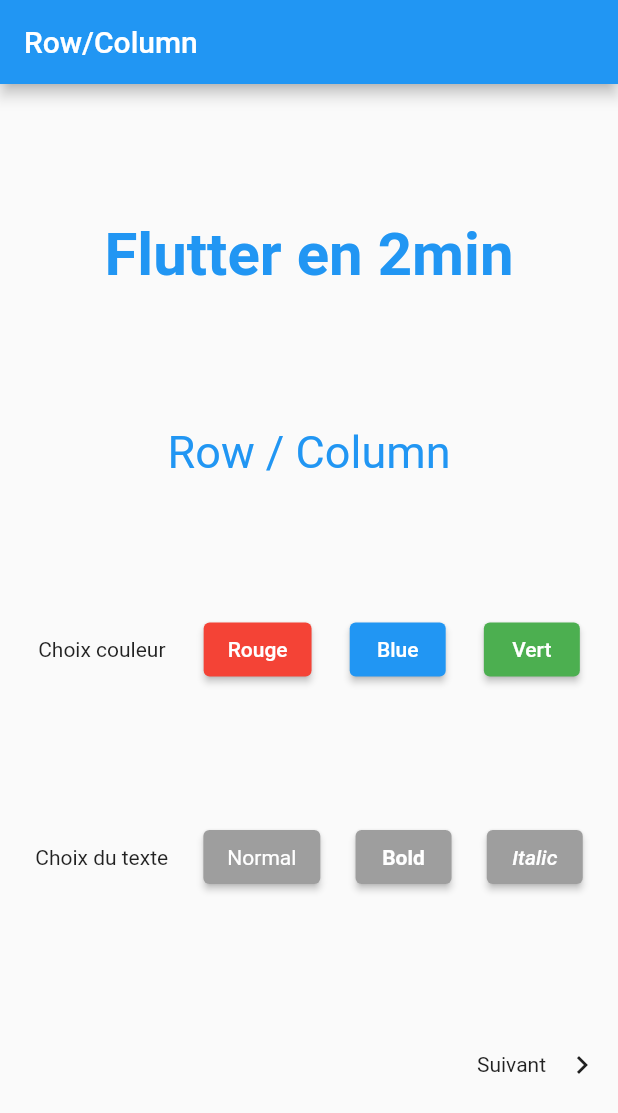
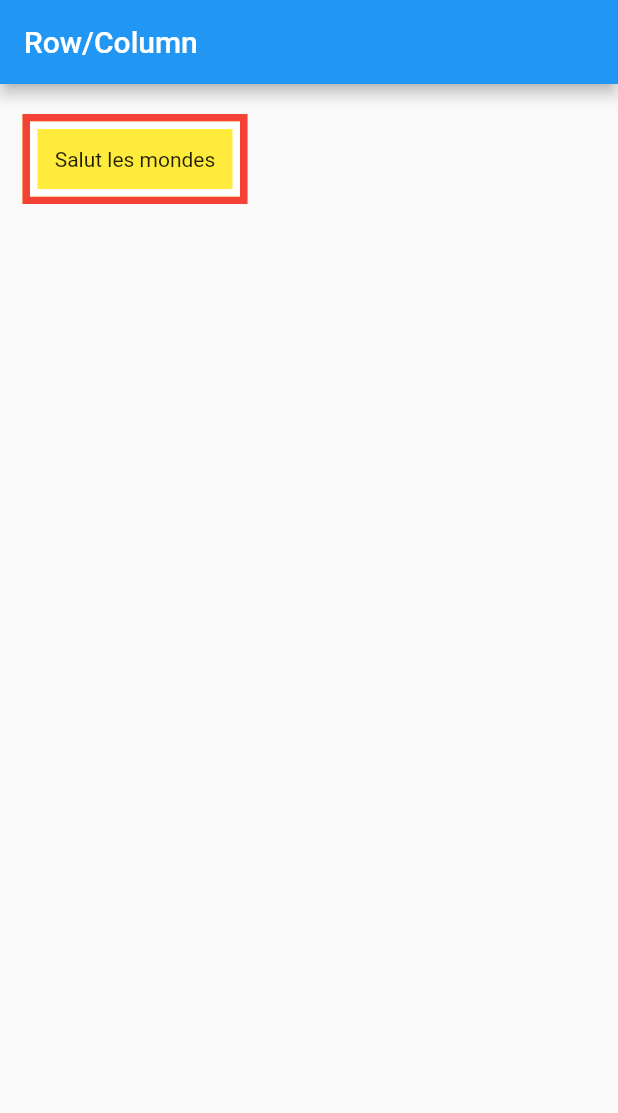
Before and after one commit to NdekoCode/Learn-Flutter, a Flutter app: the screen it shows after launch, on a phone screen of 412 x 824 dp. Shown: the top 1113 px of the screen. Run offline on Flutter 3.47's test engine with Material 2 defaults, Android fonts, the phone set to English and light mode, and no system bars; project files that could hold a hidden picture were left out.

Commit message:
Container Widget et decoration Widget

```diff
--- a/lib/homePage.dart
+++ b/lib/homePage.dart
@@ -17,73 +17,15 @@ class _HomePageState extends State<HomePage> {
   Widget build(BuildContext context) {
     return Scaffold(
         appBar: AppBar(title: Text("Row/Column")),
-        body: Column(
-          mainAxisAlignment: MainAxisAlignment.spaceEvenly,
-          children: [
-            Text("Flutter en 2min",
-                style: TextStyle(
-                    color: Colors.blue,
-                    fontSize: 40,
-                    fontWeight: FontWeight.bold),
-                textAlign: TextAlign.center),
-            Text("Row / Column",
-                style: TextStyle(color: Colors.blue, fontSize: 30),
-                textAlign: TextAlign.center),
-            Row(
-              mainAxisAlignment: MainAxisAlignment.spaceEvenly,
-              children: [
-                Text("Choix couleur"),
-                ElevatedButton(
-                    style: ButtonStyle(
-                        backgroundColor: MaterialStateProperty.all(Colors.red)),
-                    child: Text("Rouge", style: TextStyle(color: Colors.white)),
-                    onPressed: () {}),
-                ElevatedButton(
-                    child: Text("Blue", style: TextStyle(color: Colors.white)),
-                    onPressed: () {}),
-                ElevatedButton(
-                  child: Text("Vert", style: TextStyle(color: Colors.white)),
-                  style: ButtonStyle(
-                      backgroundColor: MaterialStateProperty.all(Colors.green)),
-                  onPressed: () {},
-                )
-              ],
-            ),
-            Row(
-              mainAxisAlignment: MainAxisAlignment.spaceEvenly,
-              children: [
-                Text("Choix du texte"),
-                ElevatedButton(
-                    style: ButtonStyle(
-                        backgroundColor:
-                            MaterialStateProperty.all(Colors.grey)),
-                    child: Text("Normal",
-                        style: TextStyle(fontWeight: FontWeight.normal)),
-                    onPressed: () {}),
-                ElevatedButton(
-                    child: Text("Bold",
-                        style: TextStyle(fontWeight: FontWeight.bold)),
-                    style: ButtonStyle(
-                        backgroundColor:
-                            MaterialStateProperty.all(Colors.grey)),
-                    onPressed: () {}),
-                ElevatedButton(
-                  child: Text("Italic",
-                      style: TextStyle(fontStyle: FontStyle.italic)),
-                  style: ButtonStyle(
-                      backgroundColor: MaterialStateProperty.all(Colors.grey)),
-                  onPressed: () {},
-                )
-              ],
-            ),
-            Row(
-              mainAxisAlignment: MainAxisAlignment.end,
-              children: [
-                Text("Suivant"),
-                IconButton(icon: Icon(Icons.navigate_next), onPressed: () {})
-              ],
-            )
-          ],
-        ));
+        body: Container(
+            width: 150,
+            height: 60,
+            margin: const EdgeInsets.symmetric(vertical: 20, horizontal: 15),
+            child: Text("Salut les mondes", textAlign: TextAlign.center),
+            alignment: Alignment.center,
+            decoration: ShapeDecoration(
+                color: Colors.yellow,
+                shape: Border.all(color: Colors.white, width: 5) +
+                    Border.all(color: Colors.red, width: 5))));
   }
 }
--- /dev/null
+++ b/lib/oldHome.dart
@@ -0,0 +1,89 @@
+import 'package:flutter/material.dart';
+
+class HomePage extends StatefulWidget {
+  @override
+  _HomePageState createState() => _HomePageState();
+}
+
+class _HomePageState extends State<HomePage> {
+  var _value = 1;
+  void _incrementer() {
+    setState(() {
+      _value++;
+    });
+  }
+
+  @override
+  Widget build(BuildContext context) {
+    return Scaffold(
+        appBar: AppBar(title: Text("Row/Column")),
+        body: Column(
+          mainAxisAlignment: MainAxisAlignment.spaceEvenly,
+          children: [
+            Text("Flutter en 2min",
+                style: TextStyle(
+                    color: Colors.blue,
+                    fontSize: 40,
+                    fontWeight: FontWeight.bold),
+                textAlign: TextAlign.center),
+            Text("Row / Column",
+                style: TextStyle(color: Colors.blue, fontSize: 30),
+                textAlign: TextAlign.center),
+            Row(
+              mainAxisAlignment: MainAxisAlignment.spaceEvenly,
+              children: [
+                Text("Choix couleur"),
+                ElevatedButton(
+                    style: ButtonStyle(
+                        backgroundColor: MaterialStateProperty.all(Colors.red)),
+                    child: Text("Rouge", style: TextStyle(color: Colors.white)),
+                    onPressed: () {}),
+                ElevatedButton(
+                    child: Text("Blue", style: TextStyle(color: Colors.white)),
+                    onPressed: () {}),
+                ElevatedButton(
+                  child: Text("Vert", style: TextStyle(color: Colors.white)),
+                  style: ButtonStyle(
+                      backgroundColor: MaterialStateProperty.all(Colors.green)),
+                  onPressed: () {},
+                )
+              ],
+            ),
+            Row(
+              mainAxisAlignment: MainAxisAlignment.spaceEvenly,
+              children: [
+                Text("Choix du texte"),
+                ElevatedButton(
+                    style: ButtonStyle(
+                        backgroundColor:
+                            MaterialStateProperty.all(Colors.grey)),
+                    child: Text("Normal",
+                        style: TextStyle(fontWeight: FontWeight.normal)),
+                    onPressed: () {}),
+                ElevatedButton(
+                    child: Text("Bold",
+                        style: TextStyle(fontWeight: FontWeight.bold)),
+                    style: ButtonStyle(
+                        backgroundColor:
+                            MaterialStateProperty.all(Colors.grey)),
+                    onPressed: () {}),
+                ElevatedButton(
+                  child: Text("Italic",
+                      style: TextStyle(fontStyle: FontStyle.italic)),
+                  style: ButtonStyle(
+                      backgroundColor: MaterialStateProperty.all(Colors.grey)),
+                  onPressed: () {},
+                )
+              ],
+            ),
+            Row(
+              mainAxisAlignment: MainAxisAlignment.end,
+              children: [
+                Text("Suivant"),
+                IconButton(icon: Icon(Icons.navigate_next), onPressed: () {})
+              ],
+            )
+          ],
+        ));
+  }
+}
```
Also changed, not shown: 1 other file.
